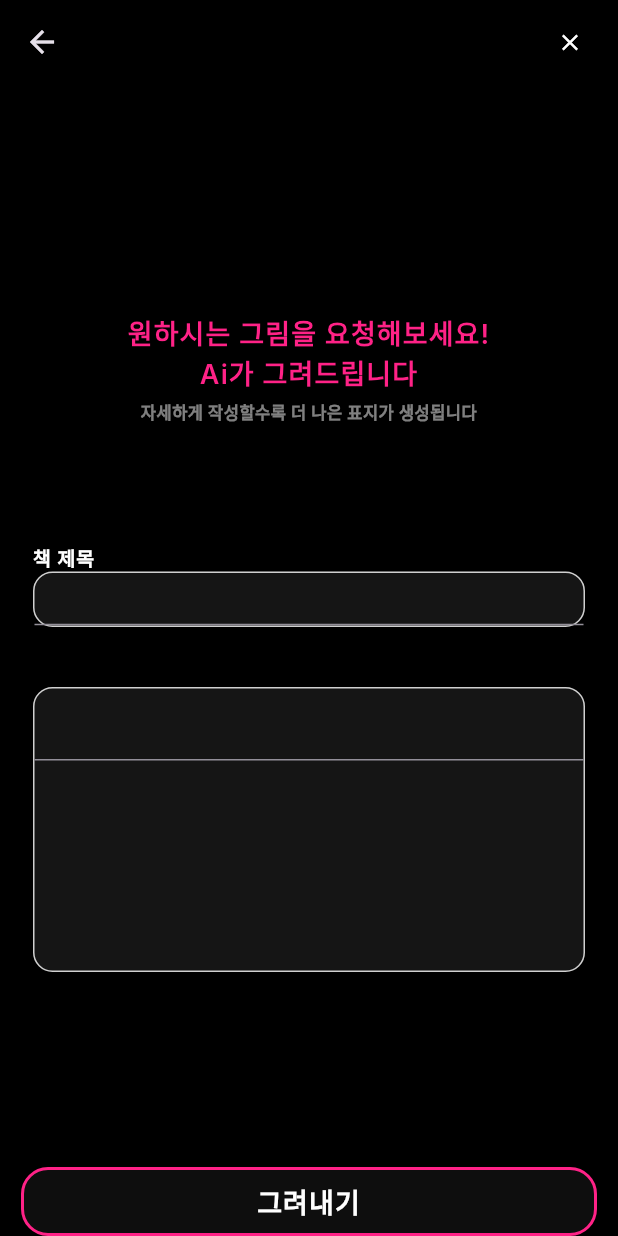
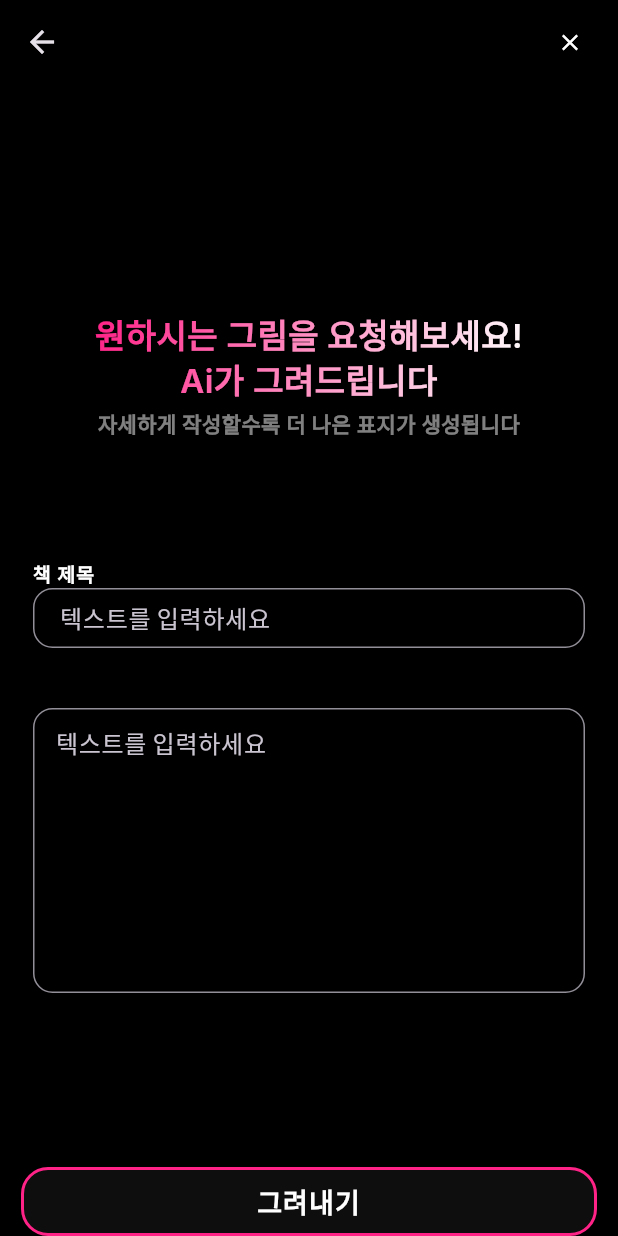
Before and after one commit to uriham/Capstone, a Flutter app: the BookCoverScreen screen opened directly with sample values from the repository, on a phone screen of 412 x 824 dp. Run offline on Flutter 3.47's test engine with Material 3 defaults, Android fonts, the phone set to English and light mode, and no system bars; our stand-ins replace envied, flutter_riverpod, flutter_svg, google_fonts, palette_generator, pull_to_refresh and 3 more; missing offline and left inert: langchain, langchain_openai.

Commit message:
bookcover변경 및 앱 빌드시 인터넷 가능하도록 수정, 앱 아이콘 수정

```diff
--- a/lib/screens/bookcover_screen.dart
+++ b/lib/screens/bookcover_screen.dart
@@ -6,6 +6,7 @@ import 'package:capstone/screens/bookcover_loading.dart';
 import 'package:capstone/providers/filter_provider.dart';
 import 'package:capstone/widgets/bookcover_button.dart';
 import 'package:flutter/material.dart';
+import 'package:flutter/widgets.dart';
 import 'package:flutter_riverpod/flutter_riverpod.dart';
 import 'package:capstone/screens/character_cover.dart';
 import 'package:capstone/screens/tab.dart';
@@ -79,16 +80,22 @@ class _BookCoverScreenState extends ConsumerState<BookCoverScreen> {
         const SizedBox(
           height: 130,
         ),
-        const Text(
+        ShaderMask(
+          shaderCallback: (bounds) => const LinearGradient(
+            colors: [Color(0xFFFF2287), Color.fromARGB(255, 255, 255, 255)],
+            begin: Alignment.topLeft,
+            end: Alignment.bottomRight,
+          ).createShader(bounds),
+          child: const Text(
             '원하시는 그림을 요청해보세요!\nAi가 그려드립니다',
             textAlign: TextAlign.center,
             style: TextStyle(
-            color: Color(0xFFFF2287),
-            fontSize: 18,
+              height: 1.3,
+              color: Colors.white,
+              fontSize: 22,
               fontFamily: 'Inter',
               fontWeight: FontWeight.w600,
-            height: 0,
-            letterSpacing: 0.72,
+            ),
           ),
         ),
         const SizedBox(height: 4),
@@ -97,11 +104,9 @@ class _BookCoverScreenState extends ConsumerState<BookCoverScreen> {
           textAlign: TextAlign.center,
           style: TextStyle(
             color: Colors.white.withOpacity(0.5),
-            fontSize: 11,
+            fontSize: 14,
             fontFamily: 'Inter',
             fontWeight: FontWeight.w600,
-            height: 0,
-            letterSpacing: 0.32,
           ),
         ),
         const SizedBox(
@@ -122,21 +127,17 @@ class _BookCoverScreenState extends ConsumerState<BookCoverScreen> {
             ),
           ),
         ),
-        Container(
-          width: double.infinity,
-          height: 37,
-          padding: const EdgeInsets.only(bottom: 0.21),
-          decoration: ShapeDecoration(
-            color: const Color(0x19D9D9D9),
-            shape: RoundedRectangleBorder(
-              side: BorderSide(
-                width: 1,
-                color: Colors.white.withOpacity(0.800000011920929),
-              ),
-              borderRadius: BorderRadius.circular(13),
-            ),
-          ),
+        SizedBox(
+          height: 40,
           child: TextField(
+            decoration: InputDecoration(
+                fillColor: Colors.white.withOpacity(0.800000011920929),
+                contentPadding: const EdgeInsets.fromLTRB(3, 1, 1, 1),
+                hintText: '   텍스트를 입력하세요',
+                border: OutlineInputBorder(
+                    borderSide:
+                        const BorderSide(width: 1, color: Color(0x19D9D9D9)),
+                    borderRadius: BorderRadius.circular(13))),
             style: const TextStyle(color: Colors.white),
             controller: _titleController,
           ),
@@ -144,24 +145,20 @@ class _BookCoverScreenState extends ConsumerState<BookCoverScreen> {
         const SizedBox(
           height: 40,
         ),
-        Container(
-          width: double.infinity,
-          height: 190,
-          padding: const EdgeInsets.only(bottom: 1.07),
-          decoration: ShapeDecoration(
-            color: const Color(0x19D9D9D9),
-            shape: RoundedRectangleBorder(
-              side: BorderSide(
+        TextField(
+          maxLines: 7,
+          decoration: InputDecoration(
+              contentPadding: const EdgeInsets.all(11),
+              hintText: '텍스트를 입력하세요',
+              counterText: '',
+              border: OutlineInputBorder(
+                  borderSide: BorderSide(
                     width: 1,
                     color: Colors.white.withOpacity(0.800000011920929),
                   ),
-              borderRadius: BorderRadius.circular(13),
-            ),
-          ),
-          child: TextField(
+                  borderRadius: BorderRadius.circular(13))),
           style: const TextStyle(color: Colors.white),
           controller: _keywordController,
-          ),
         ),
         const SizedBox(
           height: 150,
--- a/lib/widgets/bookcover_button.dart
+++ b/lib/widgets/bookcover_button.dart
@@ -1,7 +1,9 @@
 import 'package:flutter/material.dart';
+import 'package:flutter/widgets.dart';
 
 class BookCoverButton extends StatelessWidget {
-  const BookCoverButton({super.key, required this.onTap, required this.buttonText});
+  const BookCoverButton(
+      {super.key, required this.onTap, required this.buttonText});
 
   final void Function() onTap;
   final String buttonText;
@@ -9,7 +11,7 @@ class BookCoverButton extends StatelessWidget {
   @override
   Widget build(BuildContext context) {
     return Padding(
-      padding: const EdgeInsets.fromLTRB(14,0,14,0),
+      padding: const EdgeInsets.fromLTRB(14, 0, 14, 0),
       child: InkWell(
         onTap: onTap,
         child: Container(
@@ -20,7 +22,8 @@ class BookCoverButton extends StatelessWidget {
           decoration: ShapeDecoration(
             color: const Color(0xFF0E0E0E),
             shape: RoundedRectangleBorder(
-              side: const BorderSide(width: 2, color: Color(0xFFFF2287)),
+              side: const BorderSide(
+                  width: 2, color: Color(0xFFFF2287), style: BorderStyle.solid),
               borderRadius: BorderRadius.circular(18),
             ),
           ),
```
Also changed, not shown: 17 other files. Lines whose indentation alone changed are shown as unchanged.
